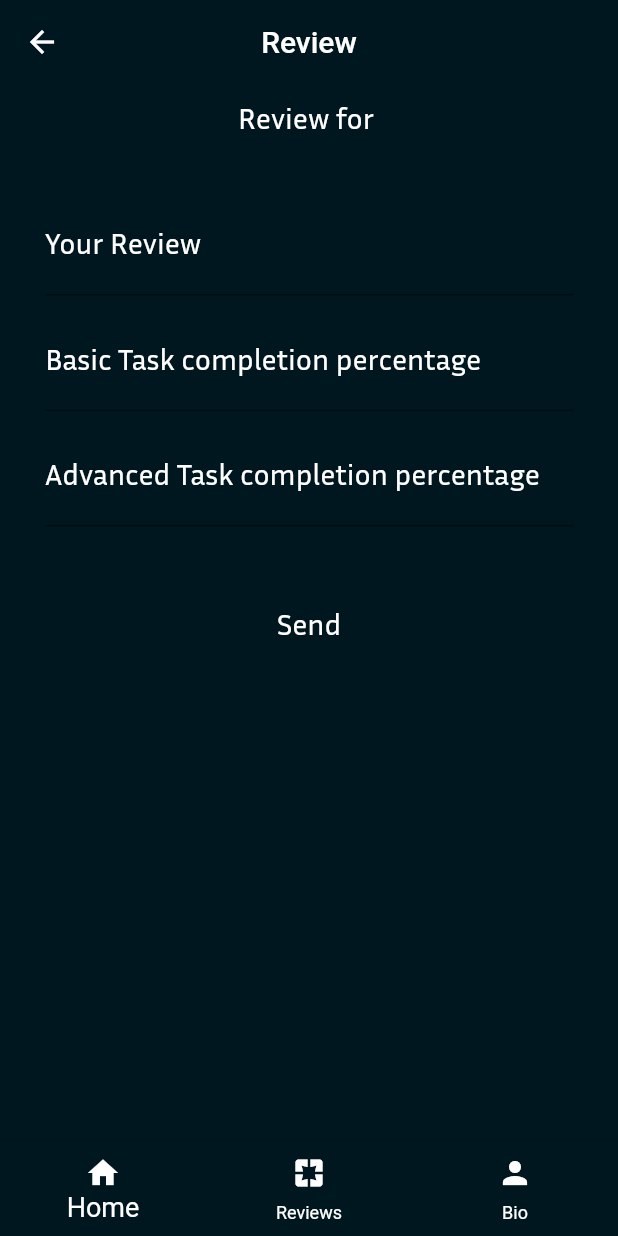
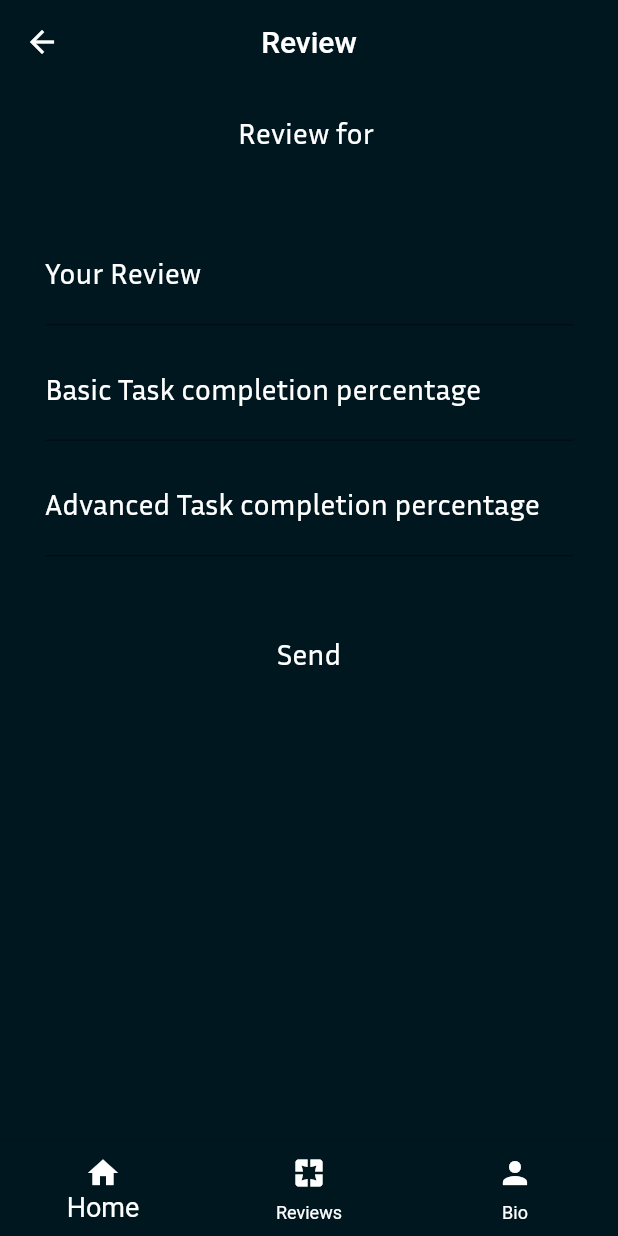
Before and after one commit to SpiderNitt/SOP-2020, a Flutter app: the Review screen opened directly with empty values, on a phone screen of 412 x 824 dp. Run offline on Flutter 3.47's test engine with Material 2 defaults, Android fonts, the phone set to English and light mode, and no system bars; network calls fail.

Commit message:
padding for long text

```diff
--- a/lib/write_widget.dart
+++ b/lib/write_widget.dart
@@ -22,9 +22,12 @@ class Review extends StatelessWidget {
     body: SingleChildScrollView(
      child: Column(
       children: <Widget>[
-        SizedBox(height: 10),
-        Text('Review for ${data['repo_det']}', style: TextStyle( fontSize: 20, fontFamily: config.fontFamily, color: config.fontColor)),
-        SizedBox(height: 10),
+        Container(
+          padding: EdgeInsets.all(20),
+         child: Center(
+           child: Text('Review for ${data['repo_det']}', style: TextStyle( fontSize: 20, fontFamily: config.fontFamily, color: config.fontColor)),
+         ),
+        ),
           Container(
           padding: EdgeInsets.all(30),
           child:  Form(
```
Also changed, not shown: lib/commitsfinal.dart (+6 -3 lines).
